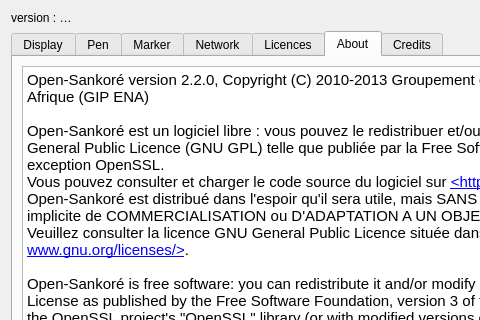
The window that resources/forms/preferences.ui (Sankore/Sankore-3.1) describes before a commit, drawn with Qt 5; both pictures show x 0 to 480 and y 0 to 320 of the 829 by 694 pixel window.
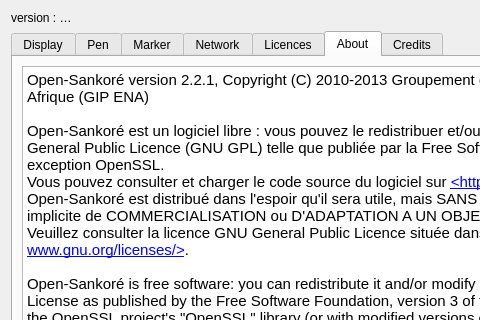
The same window after the commit. The open tabs and pages were chosen to show the change.

The edit to the form file:
```diff
--- a/resources/forms/preferences.ui
+++ b/resources/forms/preferences.ui
@@ -2571,7 +2571,7 @@
 &lt;table border=&quot;0&quot; style=&quot;-qt-table-type: root; margin-top:4px; margin-bottom:4px; margin-left:4px; margin-right:4px;&quot;&gt;
 &lt;tr&gt;
 &lt;td style=&quot;border: none;&quot;&gt;
-&lt;p style=&quot; margin-top:0px; margin-bottom:0px; margin-left:0px; margin-right:0px; -qt-block-indent:0; text-indent:0px;&quot;&gt;&lt;span style=&quot; font-family:'Ubuntu'; font-size:11pt;&quot;&gt;Open-Sankoré version 2.2.0, Copyright (C) 2010-2013 Groupement d'Intérêt Public pour l'Education Numérique en Afrique (GIP ENA)&lt;br /&gt;&lt;br /&gt;Open-Sankoré est un logiciel libre : vous pouvez le redistribuer et/ou le modifier en respectant les termes de la GNU General Public Licence (GNU GPL) telle que publiée par la Free Software Foundation en version 3, avec une exception OpenSSL.&lt;br /&gt;Vous pouvez consulter et charger le code source du logiciel sur &lt;/span&gt;&lt;a href=&quot;https://github.com/Sankore&quot;&gt;&lt;span style=&quot; font-family:'Ubuntu'; font-size:11pt; text-decoration: underline; color:#0000ff;&quot;&gt;&amp;lt;https://github.com/Sankore&amp;gt;&lt;/span&gt;&lt;/a&gt;&lt;span style=&quot; font-family:'Ubuntu'; font-size:11pt;&quot;&gt;&lt;br /&gt;Open-Sankoré est distribué dans l'espoir qu'il sera utile, mais SANS AUCUNE GARANTIE, sans même la garantie implicite de COMMERCIALISATION ou D'ADAPTATION A UN OBJET PARTICULIER.&lt;br /&gt;Veuillez consulter la licence GNU General Public Licence située dans l'onglet Licences ou consulter le site &lt;/span&gt;&lt;a href=&quot;http://www.gnu.org/licenses/&quot;&gt;&lt;span style=&quot; font-family:'Ubuntu'; font-size:11pt; text-decoration: underline; color:#0000ff;&quot;&gt;&amp;lt;http://www.gnu.org/licenses/&amp;gt;&lt;/span&gt;&lt;/a&gt;&lt;span style=&quot; font-family:'Ubuntu'; font-size:11pt;&quot;&gt;.&lt;br /&gt;&lt;br /&gt;Open-Sankoré is free software: you can redistribute it and/or modify it under the terms of the GNU General Public License as published by the Free Software Foundation, version 3 of the License, with a specific linking exception for the OpenSSL project's &amp;quot;OpenSSL&amp;quot; library (or with modified versions of it that use the same license as the &amp;quot;OpenSSL&amp;quot; library). You can find the source code of this software at &lt;/span&gt;&lt;a href=&quot;https://github.com/Sankore&quot;&gt;&lt;span style=&quot; font-family:'Ubuntu'; font-size:11pt; text-decoration: underline; color:#0000ff;&quot;&gt;&amp;lt;https://github.com/Sankore&amp;gt;&lt;/span&gt;&lt;/a&gt;&lt;span style=&quot; font-family:'Ubuntu'; font-size:11pt;&quot;&gt;&lt;br /&gt;Open-Sankoré is distributed in the hope that it will be useful, but WITHOUT ANY WARRANTY; without even the implied warranty of MERCHANTABILITY or FITNESS FOR A PARTICULAR PURPOSE. See the GNU General Public License below for more details.&lt;br /&gt;&lt;br /&gt;&lt;/span&gt;&lt;/p&gt;
+&lt;p style=&quot; margin-top:0px; margin-bottom:0px; margin-left:0px; margin-right:0px; -qt-block-indent:0; text-indent:0px;&quot;&gt;&lt;span style=&quot; font-family:'Ubuntu'; font-size:11pt;&quot;&gt;Open-Sankoré version 2.2.1, Copyright (C) 2010-2013 Groupement d'Intérêt Public pour l'Education Numérique en Afrique (GIP ENA)&lt;br /&gt;&lt;br /&gt;Open-Sankoré est un logiciel libre : vous pouvez le redistribuer et/ou le modifier en respectant les termes de la GNU General Public Licence (GNU GPL) telle que publiée par la Free Software Foundation en version 3, avec une exception OpenSSL.&lt;br /&gt;Vous pouvez consulter et charger le code source du logiciel sur &lt;/span&gt;&lt;a href=&quot;https://github.com/Sankore&quot;&gt;&lt;span style=&quot; font-family:'Ubuntu'; font-size:11pt; text-decoration: underline; color:#0000ff;&quot;&gt;&amp;lt;https://github.com/Sankore&amp;gt;&lt;/span&gt;&lt;/a&gt;&lt;span style=&quot; font-family:'Ubuntu'; font-size:11pt;&quot;&gt;&lt;br /&gt;Open-Sankoré est distribué dans l'espoir qu'il sera utile, mais SANS AUCUNE GARANTIE, sans même la garantie implicite de COMMERCIALISATION ou D'ADAPTATION A UN OBJET PARTICULIER.&lt;br /&gt;Veuillez consulter la licence GNU General Public Licence située dans l'onglet Licences ou consulter le site &lt;/span&gt;&lt;a href=&quot;http://www.gnu.org/licenses/&quot;&gt;&lt;span style=&quot; font-family:'Ubuntu'; font-size:11pt; text-decoration: underline; color:#0000ff;&quot;&gt;&amp;lt;http://www.gnu.org/licenses/&amp;gt;&lt;/span&gt;&lt;/a&gt;&lt;span style=&quot; font-family:'Ubuntu'; font-size:11pt;&quot;&gt;.&lt;br /&gt;&lt;br /&gt;Open-Sankoré is free software: you can redistribute it and/or modify it under the terms of the GNU General Public License as published by the Free Software Foundation, version 3 of the License, with a specific linking exception for the OpenSSL project's &amp;quot;OpenSSL&amp;quot; library (or with modified versions of it that use the same license as the &amp;quot;OpenSSL&amp;quot; library). You can find the source code of this software at &lt;/span&gt;&lt;a href=&quot;https://github.com/Sankore&quot;&gt;&lt;span style=&quot; font-family:'Ubuntu'; font-size:11pt; text-decoration: underline; color:#0000ff;&quot;&gt;&amp;lt;https://github.com/Sankore&amp;gt;&lt;/span&gt;&lt;/a&gt;&lt;span style=&quot; font-family:'Ubuntu'; font-size:11pt;&quot;&gt;&lt;br /&gt;Open-Sankoré is distributed in the hope that it will be useful, but WITHOUT ANY WARRANTY; without even the implied warranty of MERCHANTABILITY or FITNESS FOR A PARTICULAR PURPOSE. See the GNU General Public License below for more details.&lt;br /&gt;&lt;br /&gt;&lt;/span&gt;&lt;/p&gt;
 &lt;p style=&quot; margin-top:0px; margin-bottom:0px; margin-left:0px; margin-right:0px; -qt-block-indent:0; text-indent:0px;&quot;&gt;&lt;span style=&quot; font-family:'Ubuntu'; font-size:11pt;&quot;&gt;Contact : &lt;br /&gt;Groupement d'Intérêt Public pour l'Education Numérique en Afrique (GIP ENA)&lt;br /&gt;Délégation Interministérielle à l'Education Numérique en Afrique&lt;br /&gt;20 Avenue Ségur Paris 75007&lt;br /&gt;Téléphone : 01 43 17 68 08&lt;br /&gt;email: &lt;/span&gt;&lt;a href=&quot;mailto:contact@sankore.org&quot;&gt;&lt;span style=&quot; font-family:'Ubuntu'; font-size:11pt; text-decoration: underline; color:#0000ff;&quot;&gt;contact@sankore.org&lt;/span&gt;&lt;/a&gt;&lt;span style=&quot; font-family:'Ubuntu'; font-size:11pt;&quot;&gt;&amp;quot;&lt;/span&gt;&lt;/p&gt;&lt;/td&gt;&lt;/tr&gt;&lt;/table&gt;&lt;/body&gt;&lt;/html&gt;</string>
          </property>
          <property name="openLinks">
```
Left out of the diff: 2 changed lines with no effect on the pictures.
